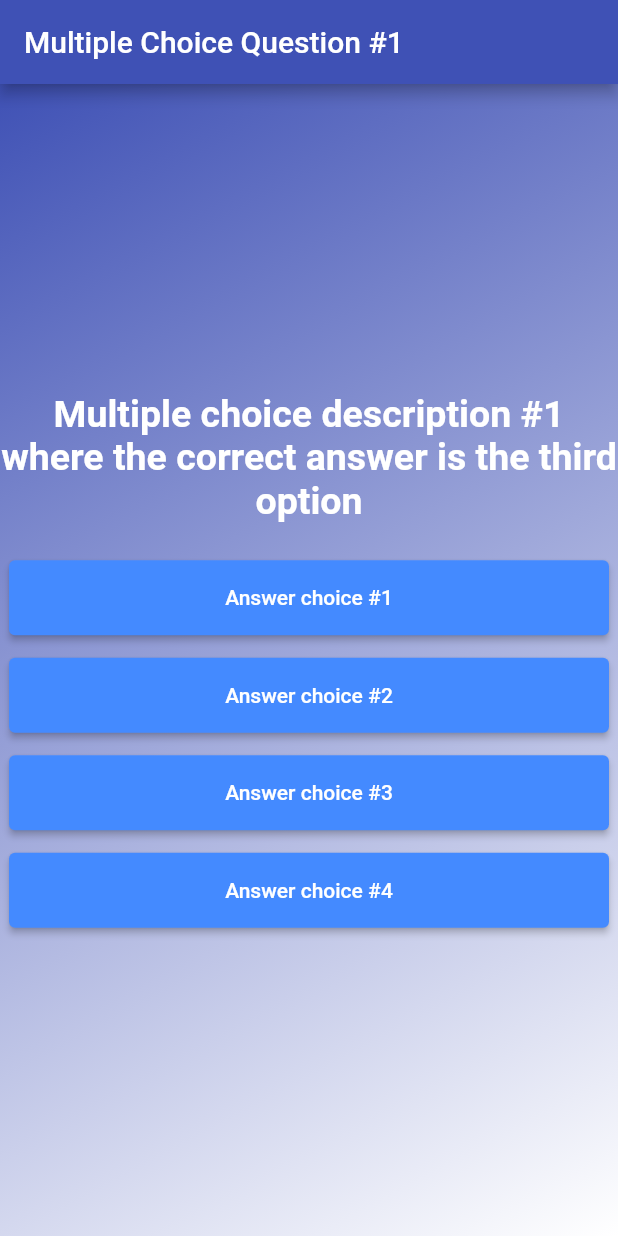
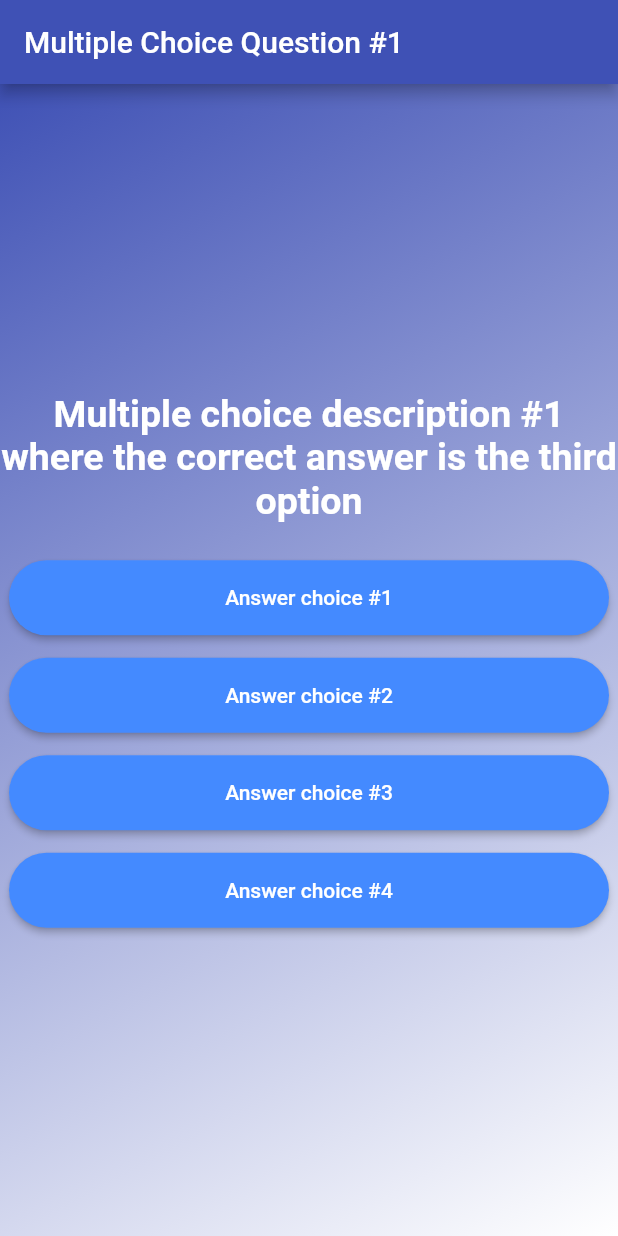
Before and after one commit to ianscodecastle/PharmacyMathGame, a Flutter app: the screen it shows after launch, on a phone screen of 412 x 824 dp. Run offline on Flutter 3.47's test engine with Material 2 defaults, Android fonts, the phone set to English and light mode, and no system bars; our stand-ins replace flutter_svg; missing offline and left inert: dart:js.

Commit message:
circular buttons

```diff
--- a/math_game/lib/constants.dart
+++ b/math_game/lib/constants.dart
@@ -10,6 +10,8 @@ const kPrimaryGradient = LinearGradient(
     end: Alignment.bottomRight,
     colors: [Colors.indigo, Colors.white]);
 const kTextColor = Colors.white;
+const correctColor = Colors.green;
+const incorrectColor = Colors.red;
 // const kPrimaryColor = Colors.blueGrey[900];
 // const kPrimaryColor = Colors.grey[900];
 // const kPrimaryColor = Colors.grey[400];
--- a/math_game/lib/screens/multiple_choice_screen.dart
+++ b/math_game/lib/screens/multiple_choice_screen.dart
@@ -10,6 +10,8 @@ List answers = List.filled(5, null, growable: false);
 // answers[2] = multiple choice answer #2
 // answers[3] = multiple choice answer #3
 // answers[4] = multiple choice answer #4
+
+MaterialColor color = Colors.blue;
 
 class MultipleChoiceScreen extends StatelessWidget {
   const MultipleChoiceScreen({Key? key}) : super(key: key);
@@ -74,7 +76,10 @@ class StartButton extends StatelessWidget {
         children: <Widget>[
           ElevatedButton(
             style: ElevatedButton.styleFrom(
-                fixedSize: const Size(400, 50), primary: Colors.blueAccent),
+                fixedSize: const Size(400, 50),
+                primary: Colors.blueAccent,
+                shape: RoundedRectangleBorder(
+                    borderRadius: BorderRadius.circular(50))),
             onPressed: () {
               if (checkChoice(1) == false) {
                 showDialog(
@@ -95,7 +100,10 @@ class StartButton extends StatelessWidget {
           SizedBox(height: 15),
           ElevatedButton(
             style: ElevatedButton.styleFrom(
-                fixedSize: const Size(400, 50), primary: Colors.blueAccent),
+                fixedSize: const Size(400, 50),
+                primary: Colors.blueAccent,
+                shape: RoundedRectangleBorder(
+                    borderRadius: BorderRadius.circular(50))),
             child: Text("Answer choice #2"),
             onPressed: () {
               if (checkChoice(2) == false) {
@@ -114,7 +122,10 @@ class StartButton extends StatelessWidget {
           SizedBox(height: 15),
           ElevatedButton(
             style: ElevatedButton.styleFrom(
-                fixedSize: const Size(400, 50), primary: Colors.blueAccent),
+                fixedSize: const Size(400, 50),
+                primary: Colors.blueAccent,
+                shape: RoundedRectangleBorder(
+                    borderRadius: BorderRadius.circular(50))),
             child: Text("Answer choice #3"),
             onPressed: () {
               if (checkChoice(3) == false) {
@@ -133,7 +144,10 @@ class StartButton extends StatelessWidget {
           SizedBox(height: 15),
           ElevatedButton(
             style: ElevatedButton.styleFrom(
-                fixedSize: const Size(400, 50), primary: Colors.blueAccent),
+                fixedSize: const Size(400, 50),
+                primary: Colors.blueAccent,
+                shape: RoundedRectangleBorder(
+                    borderRadius: BorderRadius.circular(50))),
             child: Text("Answer choice #4"),
             onPressed: () {
               if (checkChoice(4) == false) {
```
